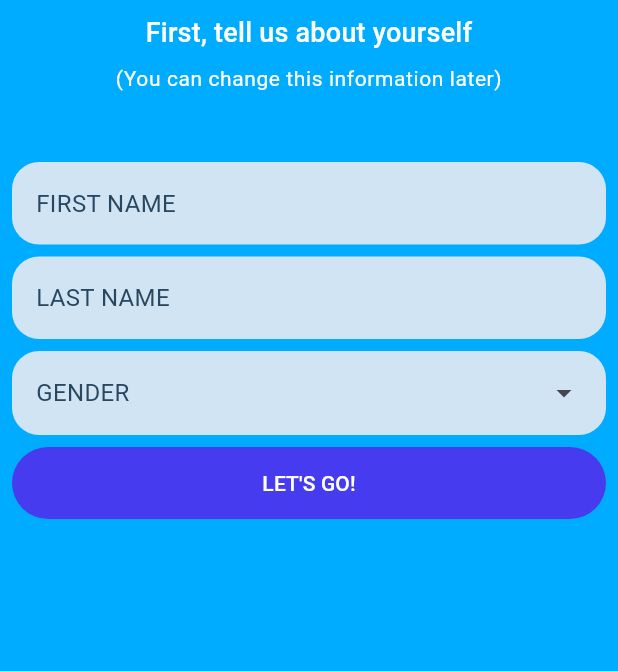
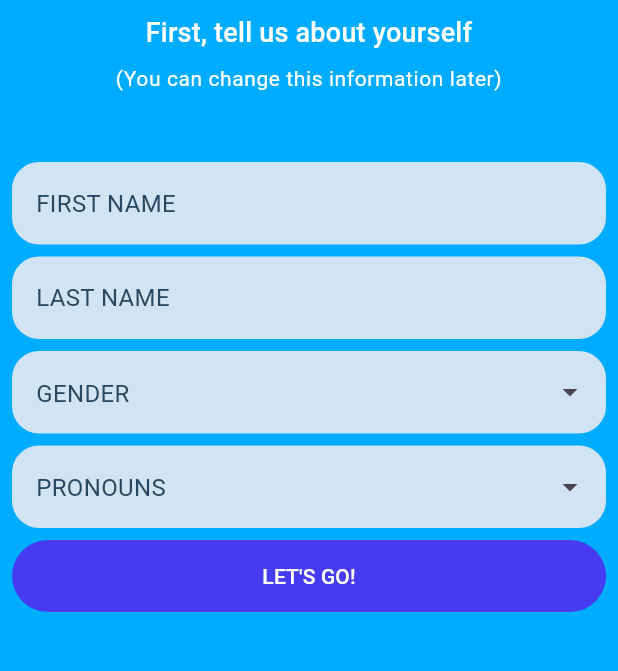
Before and after one commit to HAI-lab-UVA/social-walking-app-v2, a Flutter app: the OnboadingScreen screen opened by its route, on a phone screen of 412 x 824 dp, the part 159-830 px from its top. Run offline on Flutter 3.47's test engine with Material 3 defaults, Android fonts, the phone set to English and light mode, and no system bars; drawn by our look-alikes of dropdown_search; our stand-ins replace cloud_firestore, firebase_auth, firebase_core, flutter_blue_plus, flutter_riverpod, flutter_svg and 4 more; missing offline and left inert: flutter_ble_peripheral; accounts and stored records are empty; Roboto replaces fonts that are missing (Alexandria).

Commit message:
pronouns & gender dropdowns

```diff
--- a/lib/models/enums/sw_gender.dart
+++ b/lib/models/enums/sw_gender.dart
@@ -25,3 +25,17 @@ extension SWGenderExtension on SWGender {
     }
   }
 }
+
+final pronounsList = [
+  "she/her",
+  "he/him",
+  "they/them",
+  "she/they",
+  "he/they",
+  "they/she",
+  "they/he",
+  "she/he",
+  "he/she",
+  "Any Pronouns",
+  "Prefer Not To Say",
+];
--- a/lib/ui/simple_ui.dart
+++ b/lib/ui/simple_ui.dart
@@ -1,3 +1,4 @@
+import 'package:dropdown_search/dropdown_search.dart';
 import 'package:flutter/material.dart';
 import 'package:social_walking_2/ui/sw_color.dart';
 import 'package:flutter_svg/flutter_svg.dart';
@@ -92,22 +93,93 @@ Widget textInputField({
   );
 }
 
-Widget dropdownMenu(
-  String hintText,
-  Map<String, dynamic> data,
-  TextEditingController controller,
-  BuildContext context,
-) {
+// Widget dropdownMenu({
+//   required String hintText,
+//   required List<String> data,
+//   required TextEditingController controller,
+//   required BuildContext context,
+// }) {
+//   final grayTextStyle = Theme.of(
+//     context,
+//   ).textTheme.bodyMedium!.copyWith(color: SWColor.gray);
+//   return DropdownMenu(
+//     textStyle: grayTextStyle,
+//     controller: controller,
+//     hintText: hintText,
+//     inputDecorationTheme: InputDecorationTheme(
+//       filled: true,
+//       fillColor: SWColor.grayLight,
+//       hintStyle: grayTextStyle,
+//       border: OutlineInputBorder(
+//         borderRadius: BorderRadius.circular(18.0),
+//         borderSide: BorderSide.none,
+//       ),
+//       errorStyle: Theme.of(
+//         context,
+//       ).textTheme.bodySmall!.copyWith(color: SWColor.red),
+//       errorMaxLines: 2,
+//     ),
+//     dropdownMenuEntries: data
+//         .map(
+//           (e) => DropdownMenuEntry(
+//             value: e,
+//             label: e,
+//             style: ButtonStyle(
+//               foregroundColor: WidgetStateProperty.all(SWColor.gray),
+//               backgroundColor: WidgetStateProperty.all(SWColor.grayLight),
+//             ),
+//           ),
+//         )
+//         .toList(),
+//     menuStyle: MenuStyle(
+//       backgroundColor: WidgetStateProperty.all(SWColor.grayLight),
+//     ),
+//     expandedInsets: EdgeInsets.zero,
+//   );
+// }
+
+Widget dropdownMenu({
+  required String hintText,
+  required List<String> data,
+  required BuildContext context,
+  required void Function(String?) onChanged,
+  required String? Function(String?)? validator,
+}) {
   final grayTextStyle = Theme.of(
     context,
   ).textTheme.bodyMedium!.copyWith(color: SWColor.gray);
-  return DropdownMenu(
-    textStyle: grayTextStyle,
-    controller: controller,
-    hintText: hintText,
-    inputDecorationTheme: InputDecorationTheme(
+  return DropdownSearch<String>(
+    onChanged: onChanged,
+    popupProps: PopupProps.menu(
+      showSearchBox: false,
+      fit: FlexFit.loose,
+      menuProps: MenuProps(
+        borderRadius: BorderRadius.circular(18.0),
+        backgroundColor: SWColor.white,
+      ),
+      itemBuilder: (context, item, isDisabled, isSelected) {
+        return Padding(
+          padding: const EdgeInsets.only(top: 4.0, bottom: 8.0, left: 16.0),
+          child: Text(
+            item,
+            style: Theme.of(
+              context,
+            ).textTheme.bodyMedium!.copyWith(color: SWColor.gray),
+          ),
+        );
+      },
+    ),
+    items: (filter, loadProps) {
+      return data.where((item) {
+        return item.toLowerCase().startsWith(filter.toLowerCase());
+      }).toList();
+    },
+    decoratorProps: DropDownDecoratorProps(
+      baseStyle: grayTextStyle,
+      decoration: InputDecoration(
         filled: true,
         fillColor: SWColor.grayLight,
+        hintText: hintText,
         hintStyle: grayTextStyle,
         border: OutlineInputBorder(
           borderRadius: BorderRadius.circular(18.0),
@@ -118,21 +190,98 @@ Widget dropdownMenu(
         ).textTheme.bodySmall!.copyWith(color: SWColor.red),
         errorMaxLines: 2,
       ),
-    dropdownMenuEntries: data.entries
-        .map(
-          (e) => DropdownMenuEntry(
-            value: e.value,
-            label: e.key,
-            style: ButtonStyle(
-              foregroundColor: WidgetStateProperty.all(SWColor.gray),
-              backgroundColor: WidgetStateProperty.all(SWColor.grayLight),
+    ),
+    validator: validator,
+  );
+}
+
+Widget dropdownMenuWithSearch({
+  required String hintText,
+  required List<String> data,
+  required BuildContext context,
+  required void Function(String?) onChanged,
+  required String? Function(String?)? validator,
+}) {
+  final grayTextStyle = Theme.of(
+    context,
+  ).textTheme.bodyMedium!.copyWith(color: SWColor.gray);
+  return DropdownSearch<String>(
+    onChanged: onChanged,
+    popupProps: PopupProps.menu(
+      showSearchBox: true,
+      fit: FlexFit.loose,
+      emptyBuilder: (context, searchEntry) {
+        if (searchEntry.isEmpty) {
+          return SizedBox.shrink();
+        } else {
+          return Center(
+            child: Text(
+              "No matches found.",
+              style: Theme.of(
+                context,
+              ).textTheme.bodyMedium!.copyWith(color: SWColor.gray),
+            ),
+          );
+        }
+      },
+
+      menuProps: MenuProps(
+        borderRadius: BorderRadius.circular(18.0),
+        backgroundColor: SWColor.white,
+      ),
+      searchFieldProps: TextFieldProps(
+        style: grayTextStyle,
+        decoration: InputDecoration(
+          filled: true,
+          fillColor: SWColor.grayLight,
+          hintText: "Search here...",
+          hintStyle: grayTextStyle,
+          border: OutlineInputBorder(
+            borderRadius: BorderRadius.circular(18.0),
+            borderSide: BorderSide.none,
+          ),
+          errorStyle: Theme.of(
+            context,
+          ).textTheme.bodySmall!.copyWith(color: SWColor.red),
+          errorMaxLines: 2,
         ),
       ),
-        )
-        .toList(),
-    menuStyle: MenuStyle(
-      backgroundColor: WidgetStateProperty.all(SWColor.grayLight),
+
+      itemBuilder: (context, item, isDisabled, isSelected) {
+        return Padding(
+          padding: const EdgeInsets.only(top: 4.0, bottom: 8.0, left: 16.0),
+          child: Text(
+            item,
+            style: Theme.of(
+              context,
+            ).textTheme.bodyMedium!.copyWith(color: SWColor.gray),
           ),
-    expandedInsets: EdgeInsets.zero,
+        );
+      },
+    ),
+    items: (filter, loadProps) {
+      if (filter.isEmpty) return [];
+      return data.where((item) {
+        return item.toLowerCase().startsWith(filter.toLowerCase());
+      }).toList();
+    },
+    decoratorProps: DropDownDecoratorProps(
+      baseStyle: grayTextStyle,
+      decoration: InputDecoration(
+        filled: true,
+        fillColor: SWColor.grayLight,
+        hintText: hintText,
+        hintStyle: grayTextStyle,
+        border: OutlineInputBorder(
+          borderRadius: BorderRadius.circular(18.0),
+          borderSide: BorderSide.none,
+        ),
+        errorStyle: Theme.of(
+          context,
+        ).textTheme.bodySmall!.copyWith(color: SWColor.red),
+        errorMaxLines: 2,
+      ),
+    ),
+    validator: validator,
   );
 }
--- a/lib/views/onboarding/onboarding_screen.dart
+++ b/lib/views/onboarding/onboarding_screen.dart
@@ -18,7 +18,8 @@ class OnboadingScreen extends ConsumerStatefulWidget {
 class _OnboadingScreenState extends ConsumerState<OnboadingScreen> {
   final TextEditingController firstNameController = TextEditingController();
   final TextEditingController lastNameController = TextEditingController();
-  final TextEditingController genderController = TextEditingController();
+  late String pronouns;
+  late SWGender gender;
 
   final formKey = GlobalKey<FormState>();
   bool isProcessingOnboarding = false;
@@ -36,9 +37,9 @@ class _OnboadingScreenState extends ConsumerState<OnboadingScreen> {
           fcmToken: "placeholder",
           firstName: firstNameController.text,
           lastName: lastNameController.text,
-          pronouns: "placeholder",
+          pronouns: pronouns,
           dateOfBirth: DateTime.now(),
-          gender: SWGender.values.byName(genderController.text),
+          gender: gender,
           biography: "placeholder",
           profileImageURL: null,
         );
@@ -59,7 +60,6 @@ class _OnboadingScreenState extends ConsumerState<OnboadingScreen> {
   void dispose() {
     firstNameController.dispose();
     lastNameController.dispose();
-    genderController.dispose();
     super.dispose();
   }
 
@@ -120,10 +120,40 @@ class _OnboadingScreenState extends ConsumerState<OnboadingScreen> {
                 },
               ),
               dropdownMenu(
-                "GENDER",
-                {for (var v in SWGender.values) v.formattedName: v},
-                genderController,
-                context,
+                hintText: "GENDER",
+                data: SWGender.values.map((e) => e.formattedName).toList(),
+                context: context,
+                onChanged: (v) {
+                  setState(() {
+                    if (v != null) {
+                      gender = SWGender.values.byName(v);
+                    }
+                  });
+                },
+                validator: (value) {
+                  if (value == null || value == "") {
+                    return "Gender cannot be blank.";
+                  }
+                  return null;
+                },
+              ),
+              dropdownMenuWithSearch(
+                hintText: "PRONOUNS",
+                data: pronounsList,
+                context: context,
+                onChanged: (v) {
+                  setState(() {
+                    if (v != null) {
+                      pronouns = v;
+                    }
+                  });
+                },
+                validator: (value) {
+                  if (value == null || value == "") {
+                    return "Pronouns cannot be blank.";
+                  }
+                  return null;
+                },
               ),
             ],
           ),
--- a/pubspec.yaml
+++ b/pubspec.yaml
@@ -45,6 +45,7 @@ dependencies:
   flutter_ble_peripheral: ^2.1.1
   flutter_blue_plus: ^2.3.10
   permission_handler: ^12.0.3
+  dropdown_search: ^6.0.2
 
 dev_dependencies:
   flutter_test:
```
Also changed, not shown: pubspec.lock. Lines whose indentation alone changed are shown as unchanged.
